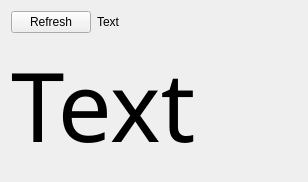
Qt form control-board/software/files/joystick.ui (z80/dfu) before a commit.
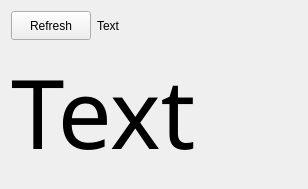
The same form after that commit.

Commit message: Works but it looks like USB io stalls after several joystick switches.

The edit to the form file:
```diff
--- a/control-board/software/files/joystick.ui
+++ b/control-board/software/files/joystick.ui
@@ -7,7 +7,7 @@
     <x>0</x>
     <y>0</y>
     <width>308</width>
-    <height>181</height>
+    <height>189</height>
    </rect>
   </property>
   <property name="windowTitle">
@@ -27,6 +27,9 @@
        <property name="text">
         <string>Refresh</string>
        </property>
+       <property name="checkable">
+        <bool>true</bool>
+       </property>
       </widget>
      </item>
      <item>
```
The commit also changes 1 other file.
